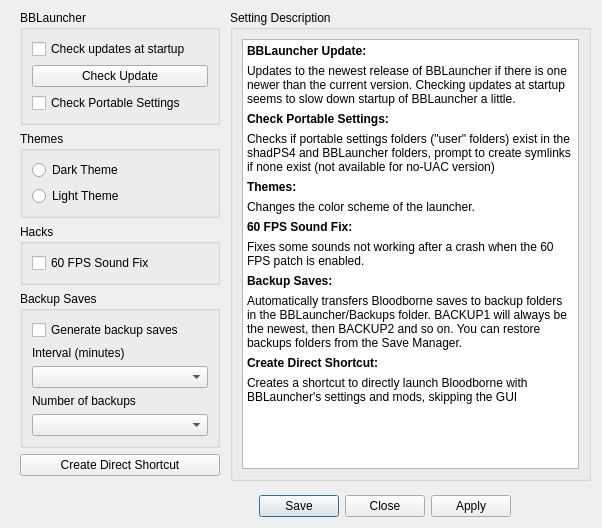
This is settings/LauncherSettings.ui in rainmakerv3/BB_Launcher as Qt 5 draws it before an edit. The edited form follows.
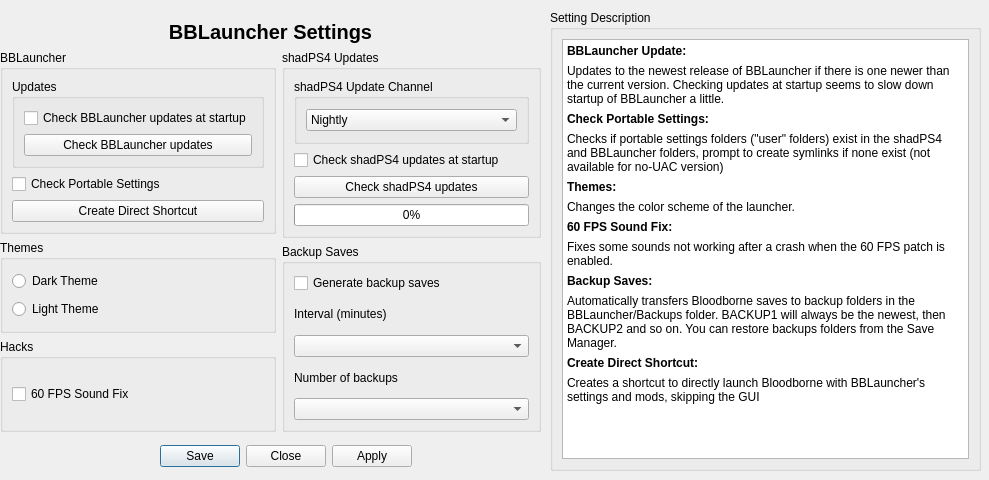
This is the edited form.

Commit message: Transfer shadPS4 update settings to Launcher settings, rework launcher saving

```diff
--- a/settings/LauncherSettings.ui
+++ b/settings/LauncherSettings.ui
@@ -6,8 +6,8 @@
    <rect>
     <x>0</x>
     <y>0</y>
-    <width>602</width>
-    <height>528</height>
+    <width>989</width>
+    <height>480</height>
    </rect>
   </property>
   <property name="windowTitle">
@@ -16,9 +16,9 @@
   <widget class="QDialogButtonBox" name="buttonBox">
    <property name="geometry">
     <rect>
-     <x>250</x>
-     <y>490</y>
-     <width>261</width>
+     <x>10</x>
+     <y>440</y>
+     <width>551</width>
      <height>32</height>
     </rect>
    </property>
@@ -28,14 +28,17 @@
    <property name="standardButtons">
     <set>QDialogButtonBox::StandardButton::Apply|QDialogButtonBox::StandardButton::Close|QDialogButtonBox::StandardButton::Save</set>
    </property>
+   <property name="centerButtons">
+    <bool>true</bool>
+   </property>
   </widget>
   <widget class="QGroupBox" name="LauncherSetDescGroupBox">
    <property name="geometry">
     <rect>
-     <x>230</x>
+     <x>550</x>
      <y>10</y>
-     <width>361</width>
-     <height>471</height>
+     <width>431</width>
+     <height>461</height>
     </rect>
    </property>
    <property name="title">
@@ -84,12 +87,38 @@
   <widget class="QWidget" name="verticalLayoutWidget">
    <property name="geometry">
     <rect>
-     <x>20</x>
-     <y>10</y>
-     <width>200</width>
-     <height>511</height>
+     <x>0</x>
+     <y>20</y>
+     <width>541</width>
+     <height>412</height>
     </rect>
    </property>
+   <layout class="QVBoxLayout" name="verticalLayout_10">
+    <item>
+     <widget class="QLabel" name="label">
+      <property name="sizePolicy">
+       <sizepolicy hsizetype="Preferred" vsizetype="Fixed">
+        <horstretch>0</horstretch>
+        <verstretch>0</verstretch>
+       </sizepolicy>
+      </property>
+      <property name="font">
+       <font>
+        <pointsize>15</pointsize>
+        <bold>true</bold>
+       </font>
+      </property>
+      <property name="text">
+       <string>BBLauncher Settings</string>
+      </property>
+      <property name="alignment">
+       <set>Qt::AlignmentFlag::AlignBottom|Qt::AlignmentFlag::AlignHCenter</set>
+      </property>
+     </widget>
+    </item>
+    <item>
+     <layout class="QHBoxLayout" name="horizontalLayout">
+      <item>
    <layout class="QVBoxLayout" name="verticalLayout">
     <item>
      <widget class="QGroupBox" name="groupBox">
@@ -98,17 +127,26 @@
       </property>
       <layout class="QVBoxLayout" name="verticalLayout_6">
        <item>
+            <widget class="QGroupBox" name="groupBox_5">
+             <property name="title">
+              <string>Updates</string>
+             </property>
+             <layout class="QVBoxLayout" name="verticalLayout_11">
+              <item>
         <widget class="QCheckBox" name="UpdateCheckBox">
          <property name="text">
-          <string>Check updates at startup</string>
+                 <string>Check BBLauncher updates at startup</string>
          </property>
         </widget>
        </item>
        <item>
         <widget class="QPushButton" name="UpdateButton">
          <property name="text">
-          <string>Check Update</string>
-         </property>
+                 <string>Check BBLauncher updates</string>
+                </property>
+               </widget>
+              </item>
+             </layout>
         </widget>
        </item>
        <item>
@@ -118,6 +156,13 @@
          </property>
         </widget>
        </item>
+           <item>
+            <widget class="QPushButton" name="shortcutButton">
+             <property name="text">
+              <string>Create Direct Shortcut</string>
+             </property>
+            </widget>
+           </item>
       </layout>
      </widget>
     </item>
@@ -160,6 +205,69 @@
       </layout>
      </widget>
     </item>
+       </layout>
+      </item>
+      <item>
+       <layout class="QVBoxLayout" name="verticalLayout_7">
+        <item>
+         <widget class="QGroupBox" name="groupBox_2">
+          <property name="title">
+           <string>shadPS4 Updates</string>
+          </property>
+          <layout class="QVBoxLayout" name="verticalLayout_9">
+           <item>
+            <widget class="QGroupBox" name="groupBox_3">
+             <property name="title">
+              <string>shadPS4 Update Channel</string>
+             </property>
+             <layout class="QVBoxLayout" name="verticalLayout_8">
+              <item>
+               <widget class="QComboBox" name="shadChannelComboBox">
+                <item>
+                 <property name="text">
+                  <string>Nightly</string>
+                 </property>
+                </item>
+                <item>
+                 <property name="text">
+                  <string>Release</string>
+                 </property>
+                </item>
+               </widget>
+              </item>
+             </layout>
+            </widget>
+           </item>
+           <item>
+            <widget class="QCheckBox" name="shadUpdateCheckBox">
+             <property name="text">
+              <string>Check shadPS4 updates at startup</string>
+             </property>
+            </widget>
+           </item>
+           <item>
+            <widget class="QPushButton" name="shadUpdateButton">
+             <property name="text">
+              <string>Check shadPS4 updates</string>
+             </property>
+            </widget>
+           </item>
+           <item>
+            <widget class="QProgressBar" name="DownloadProgressBar">
+             <property name="sizePolicy">
+              <sizepolicy hsizetype="Preferred" vsizetype="Fixed">
+               <horstretch>0</horstretch>
+               <verstretch>0</verstretch>
+              </sizepolicy>
+             </property>
+             <property name="value">
+              <number>0</number>
+             </property>
+            </widget>
+           </item>
+          </layout>
+         </widget>
+        </item>
     <item>
      <widget class="QGroupBox" name="BackupSaveGroupBox">
       <property name="title">
@@ -196,25 +304,9 @@
       </layout>
      </widget>
     </item>
-    <item>
-     <widget class="QPushButton" name="shortcutButton">
-      <property name="text">
-       <string>Create Direct Shortcut</string>
-      </property>
-     </widget>
-    </item>
-    <item>
-     <spacer name="verticalSpacer">
-      <property name="orientation">
-       <enum>Qt::Orientation::Vertical</enum>
-      </property>
-      <property name="sizeHint" stdset="0">
-       <size>
-        <width>20</width>
-        <height>40</height>
-       </size>
-      </property>
-     </spacer>
+       </layout>
+      </item>
+     </layout>
     </item>
    </layout>
   </widget>
```
Left out of the diff: 2 changed lines with no effect on the pictures. Lines whose indentation alone changed are shown as unchanged. The commit also changes 10 other files.
